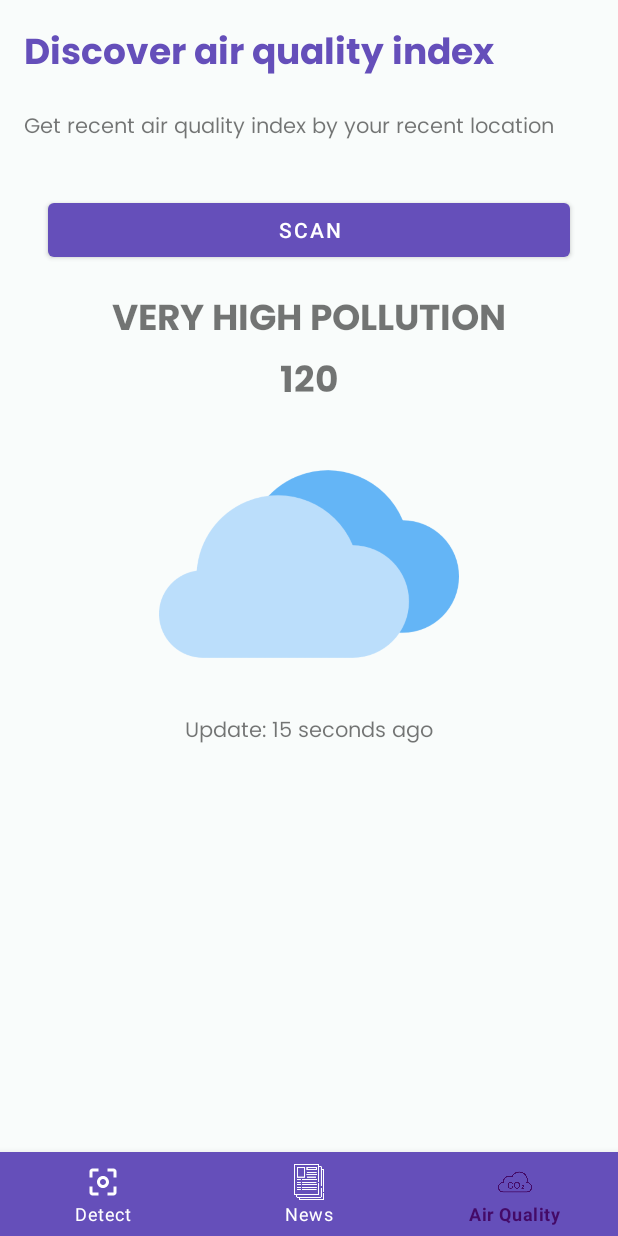
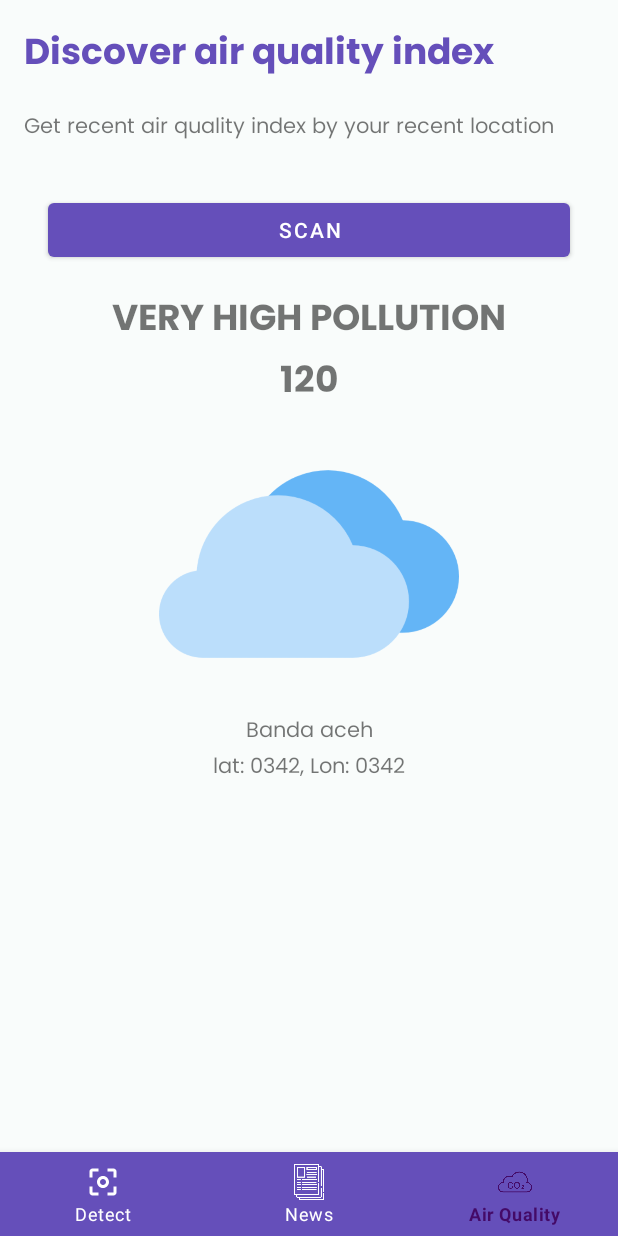
Before and after one commit to DaffRazan/Lunion, an Android app: the screen it shows after launch (MainActivity), item 3 of the bottom bar chosen, on a phone screen of 412 x 824 dp. Run offline under Robolectric (Android 15) with nearby library versions, the phone set to English and light mode, and no system bars.

Commit message:
request location via gps, handle the last location and handle permissions

```diff
--- a/Android Development/LunionApp/app/build.gradle
+++ b/Android Development/LunionApp/app/build.gradle
@@ -45,6 +45,7 @@ dependencies {
     implementation 'com.google.android.material:material:1.3.0'
     implementation 'androidx.constraintlayout:constraintlayout:2.0.4'
     implementation 'androidx.legacy:legacy-support-v4:1.0.0'
+    implementation "com.google.android.gms:play-services-location:17.0.0"
     testImplementation 'junit:junit:4.13.2'
     androidTestImplementation 'androidx.test.ext:junit:1.1.2'
     androidTestImplementation 'androidx.test.espresso:espresso-core:3.3.0'
--- a/Android Development/LunionApp/app/src/main/AndroidManifest.xml
+++ b/Android Development/LunionApp/app/src/main/AndroidManifest.xml
@@ -3,7 +3,9 @@
     package="com.lunion.lunionapp">
 
     <uses-permission android:name="android.permission.INTERNET"/>
+    <uses-permission android:name="android.permission.ACCESS_COARSE_LOCATION" />
     <uses-permission android:name="android.permission.ACCESS_FINE_LOCATION" />
+
 
     <application
         android:allowBackup="true"
--- a/Android Development/LunionApp/app/src/main/res/layout/fragment_air_quality.xml
+++ b/Android Development/LunionApp/app/src/main/res/layout/fragment_air_quality.xml
@@ -35,7 +35,6 @@
 
     <Button
         android:id="@+id/btn_scan"
-        style="@style/TextAppearance.AppCompat.Widget.Button.Colored"
         android:layout_width="0dp"
         android:layout_height="wrap_content"
         android:layout_marginStart="32dp"
@@ -82,15 +81,27 @@
         app:layout_constraintTop_toBottomOf="@+id/result_number_aqi" />
 
     <TextView
-        android:id="@+id/result_update_time"
+        android:id="@+id/location"
         android:layout_width="wrap_content"
         android:layout_height="wrap_content"
         android:fontFamily="@font/poppins_regular"
         android:gravity="center"
-        android:text="@string/text_update_time_ago"
+        android:text="Banda aceh"
         android:textSize="14sp"
         app:layout_constraintEnd_toEndOf="parent"
         app:layout_constraintStart_toStartOf="parent"
         app:layout_constraintTop_toBottomOf="@+id/img_air_quality" />
 
+    <TextView
+        android:id="@+id/latLon"
+        android:layout_width="wrap_content"
+        android:layout_height="wrap_content"
+        android:fontFamily="@font/poppins_regular"
+        android:gravity="center"
+        android:text="lat: 0342, Lon: 0342"
+        android:textSize="14sp"
+        app:layout_constraintEnd_toEndOf="parent"
+        app:layout_constraintStart_toStartOf="parent"
+        app:layout_constraintTop_toBottomOf="@+id/location" />
+
 </androidx.constraintlayout.widget.ConstraintLayout>
```
Also changed, not shown: Android Development/LunionApp/app/src/main/java/com/lunion/lunionapp/ui/AirQualityFragment.kt (+121 -5 lines).
